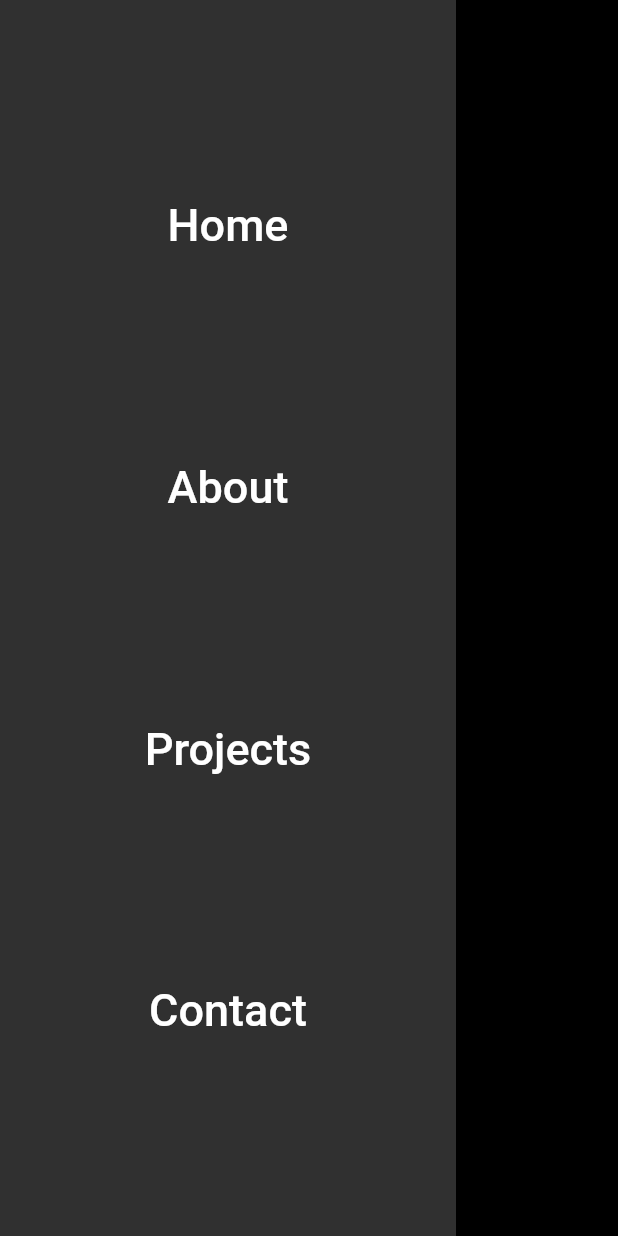
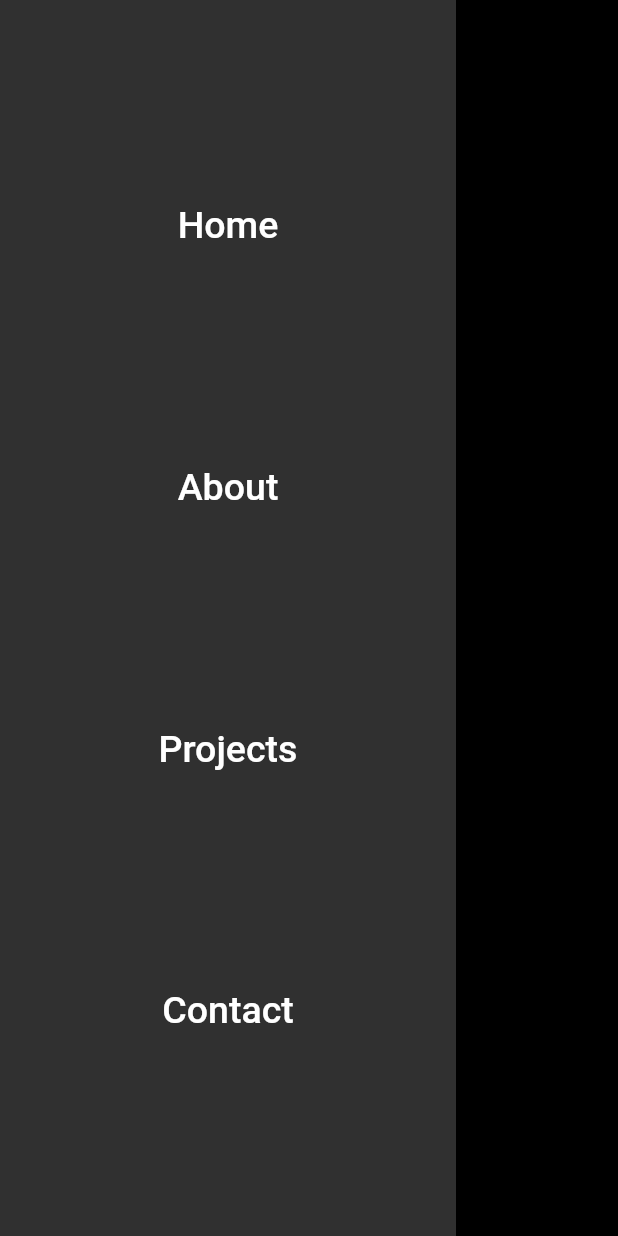
Before and after one commit to Omkarchavan28/portfolio, a Flutter app: the AboutPage screen opened by its route, with the side drawer open, on a phone screen of 412 x 824 dp. Run offline on Flutter 3.47's test engine with Material 2 defaults, Android fonts, the phone set to English and light mode, and no system bars; our stand-ins replace animated_text_kit; missing offline and left inert: dart:html.

Commit message:
Dead code removed. copyRight text Added to all pages. Head added to nav bar

```diff
--- a/lib/main.dart
+++ b/lib/main.dart
@@ -10,7 +10,6 @@ class MyApp extends StatelessWidget {
   // This widget is the root of your application.
   @override
   Widget build(BuildContext context) {
-    // final themeProvider = Provider.of<ThemeProvider>(context);
 
     return MaterialApp(
       debugShowCheckedModeBanner: false,
--- a/lib/pages/about.dart
+++ b/lib/pages/about.dart
@@ -1,4 +1,5 @@
 import 'package:flutter/material.dart';
+import 'package:portfolio_app/presentation/copyRightText.dart';
 import 'package:portfolio_app/widgets/navList.dart';
 import 'package:portfolio_app/widgets/nav_head.dart';
 import 'package:portfolio_app/widgets/responsive_widget.dart';
@@ -33,8 +34,9 @@ class AboutPage extends StatelessWidget {
                 NavHeader(navButtons: navButtons(context)),
                 if (!ResponsiveWidget.isSmallScreen(context))
                   SizedBox(height: MediaQuery.of(context).size.height * 0.1),
-                Center(child: Text('About Page')),
+                Container(child: Center(child: Text('About Page'))),
                 SizedBox(height: MediaQuery.of(context).size.height * 0.1),
+                copyRightText()
               ],
             ),
           ),
--- a/lib/pages/contactPage.dart
+++ b/lib/pages/contactPage.dart
@@ -1,4 +1,5 @@
 import 'package:flutter/material.dart';
+import 'package:portfolio_app/presentation/copyRightText.dart';
 import 'package:portfolio_app/widgets/navList.dart';
 import 'package:portfolio_app/widgets/nav_head.dart';
 import 'package:portfolio_app/widgets/responsive_widget.dart';
@@ -33,9 +34,9 @@ class ContactPage extends StatelessWidget {
                 NavHeader(navButtons: navButtons(context)),
                 if (!ResponsiveWidget.isSmallScreen(context))
                   SizedBox(height: MediaQuery.of(context).size.height * 0.1),
-                                    Center(child: Text('Contact Page')),
-
+                Container(child: Center(child: Text('Contact Page'))),
                 SizedBox(height: MediaQuery.of(context).size.height * 0.1),
+                copyRightText()
               ],
             ),
           ),
--- /dev/null
+++ b/lib/presentation/copyRightText.dart
@@ -0,0 +1,9 @@
+import 'package:flutter/material.dart';
+
+Widget copyRightText() => Text(
+      "Made using Flutter Web\nOmkar Chavan ©️2019",
+      textAlign: TextAlign.center,
+      style: TextStyle(
+        color: Colors.grey,
+      ),
+    );
--- a/lib/widgets/nav_buttons.dart
+++ b/lib/widgets/nav_buttons.dart
@@ -18,7 +18,7 @@ class NavButton extends StatelessWidget {
       child: Text(
         text,
         style: TextStyle(
-          fontSize: 30,
+          fontSize: 25,
         ),
       ),
       onPressed: onPressed,
```
Also changed, not shown: lib/widgets/nav_head.dart (+11 -0 lines), lib/widgets/social_info.dart (+2 -7 lines).
